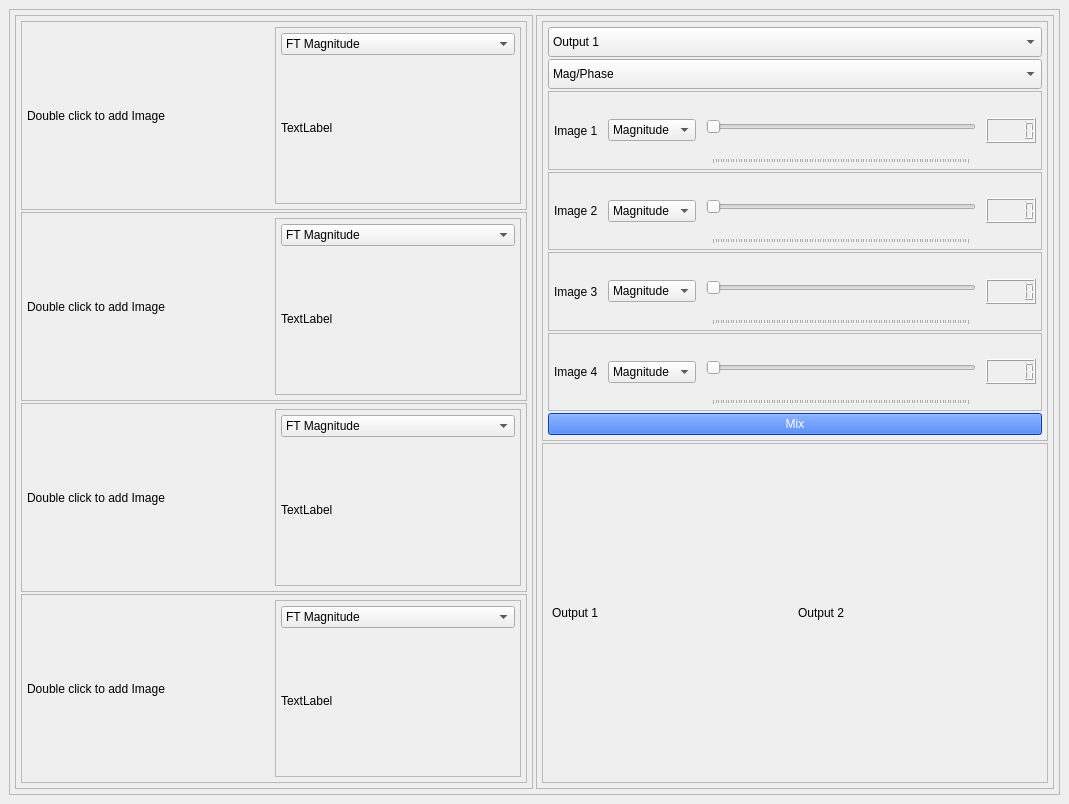
The window that task4.ui (OmarAtef0/Fourier-Transform-Mixer) describes before a commit, drawn with Qt 5.
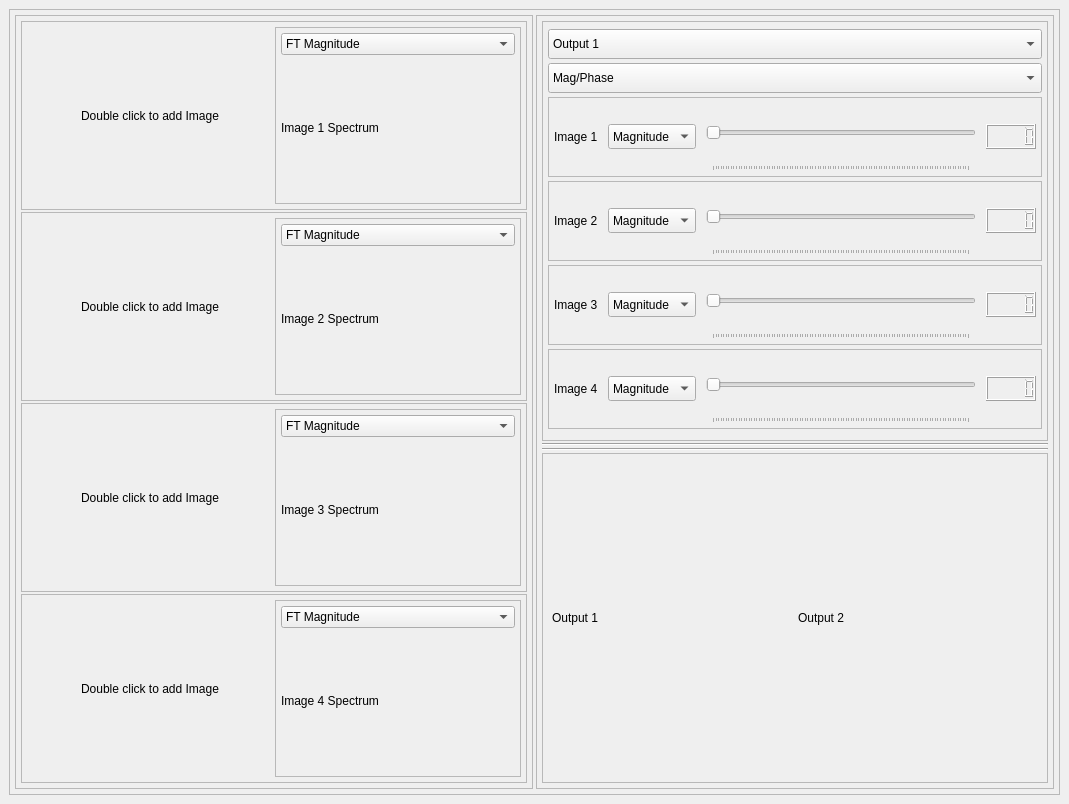
The same window after the commit.

What changed in the file:
```diff
--- a/task4.ui
+++ b/task4.ui
@@ -113,12 +113,20 @@
                  <verstretch>0</verstretch>
                 </sizepolicy>
                </property>
+               <property name="font">
+                <font>
+                 <pointsize>9</pointsize>
+                </font>
+               </property>
                <property name="styleSheet">
                 <string notr="true"/>
                </property>
                <property name="text">
                 <string>Double click to add Image</string>
                </property>
+               <property name="alignment">
+                <set>Qt::AlignCenter</set>
+               </property>
               </widget>
              </item>
              <item>
@@ -181,7 +189,7 @@
                    <string notr="true"/>
                   </property>
                   <property name="text">
-                   <string>TextLabel</string>
+                   <string>Image 1 Spectrum </string>
                   </property>
                  </widget>
                 </item>
@@ -230,6 +238,9 @@
                <property name="text">
                 <string>Double click to add Image</string>
                </property>
+               <property name="alignment">
+                <set>Qt::AlignCenter</set>
+               </property>
               </widget>
              </item>
              <item>
@@ -292,7 +303,7 @@
                    <string notr="true"/>
                   </property>
                   <property name="text">
-                   <string>TextLabel</string>
+                   <string>Image 2 Spectrum</string>
                   </property>
                  </widget>
                 </item>
@@ -341,6 +352,9 @@
                <property name="text">
                 <string>Double click to add Image</string>
                </property>
+               <property name="alignment">
+                <set>Qt::AlignCenter</set>
+               </property>
               </widget>
              </item>
              <item>
@@ -403,7 +417,7 @@
                    <string notr="true"/>
                   </property>
                   <property name="text">
-                   <string>TextLabel</string>
+                   <string>Image 3 Spectrum</string>
                   </property>
                  </widget>
                 </item>
@@ -452,6 +466,9 @@
                <property name="text">
                 <string>Double click to add Image</string>
                </property>
+               <property name="alignment">
+                <set>Qt::AlignCenter</set>
+               </property>
               </widget>
              </item>
              <item>
@@ -514,7 +531,7 @@
                    <string notr="true"/>
                   </property>
                   <property name="text">
-                   <string>TextLabel</string>
+                   <string>Image 4 Spectrum</string>
                   </property>
                  </widget>
                 </item>
@@ -660,6 +677,12 @@
                 </item>
                 <item>
                  <widget class="QComboBox" name="comboBox_6">
+                  <property name="minimumSize">
+                   <size>
+                    <width>0</width>
+                    <height>25</height>
+                   </size>
+                  </property>
                   <item>
                    <property name="text">
                     <string>Magnitude</string>
@@ -732,6 +755,12 @@
                     <height>25</height>
                    </size>
                   </property>
+                  <property name="font">
+                   <font>
+                    <weight>75</weight>
+                    <bold>true</bold>
+                   </font>
+                  </property>
                  </widget>
                 </item>
                </layout>
@@ -776,6 +805,12 @@
                 </item>
                 <item>
                  <widget class="QComboBox" name="comboBox_7">
+                  <property name="minimumSize">
+                   <size>
+                    <width>0</width>
+                    <height>25</height>
+                   </size>
+                  </property>
                   <item>
                    <property name="text">
                     <string>Magnitude</string>
@@ -845,6 +880,12 @@
                     <height>25</height>
                    </size>
                   </property>
+                  <property name="font">
+                   <font>
+                    <weight>75</weight>
+                    <bold>true</bold>
+                   </font>
+                  </property>
                  </widget>
                 </item>
                </layout>
@@ -889,6 +930,12 @@
                 </item>
                 <item>
                  <widget class="QComboBox" name="comboBox_8">
+                  <property name="minimumSize">
+                   <size>
+                    <width>0</width>
+                    <height>25</height>
+                   </size>
+                  </property>
                   <item>
                    <property name="text">
                     <string>Magnitude</string>
@@ -958,6 +1005,12 @@
                     <height>25</height>
                    </size>
                   </property>
+                  <property name="font">
+                   <font>
+                    <weight>75</weight>
+                    <bold>true</bold>
+                   </font>
+                  </property>
                  </widget>
                 </item>
                </layout>
@@ -1002,6 +1055,12 @@
                 </item>
                 <item>
                  <widget class="QComboBox" name="comboBox_9">
+                  <property name="minimumSize">
+                   <size>
+                    <width>0</width>
+                    <height>25</height>
+                   </size>
+                  </property>
                   <item>
                    <property name="text">
                     <string>Magnitude</string>
@@ -1071,38 +1130,34 @@
                     <height>25</height>
                    </size>
                   </property>
+                  <property name="font">
+                   <font>
+                    <weight>75</weight>
+                    <bold>true</bold>
+                   </font>
+                  </property>
                  </widget>
                 </item>
                </layout>
               </widget>
              </item>
-             <item>
-              <layout class="QVBoxLayout" name="verticalLayout_9">
-               <item>
-                <widget class="QPushButton" name="mixButton">
-                 <property name="styleSheet">
-                  <string notr="true">
-
-QPushButton {
-    background-color: rgb(0, 85, 255);
-color:rgb(255, 255, 255);
-}
-
-QPushButton:hover {
-    background-color: rgb(0, 50, 150);
-}
-</string>
-                 </property>
-                 <property name="text">
-                  <string>Mix</string>
-                 </property>
-                </widget>
-               </item>
-              </layout>
-             </item>
             </layout>
            </widget>
           </item>
+          <item>
+           <widget class="Line" name="line">
+            <property name="orientation">
+             <enum>Qt::Horizontal</enum>
+            </property>
+           </widget>
+          </item>
+          <item>
+           <widget class="Line" name="line_2">
+            <property name="orientation">
+             <enum>Qt::Horizontal</enum>
+            </property>
+           </widget>
+          </item>
           <item>
            <widget class="QFrame" name="frame_13">
             <property name="frameShape">
```
